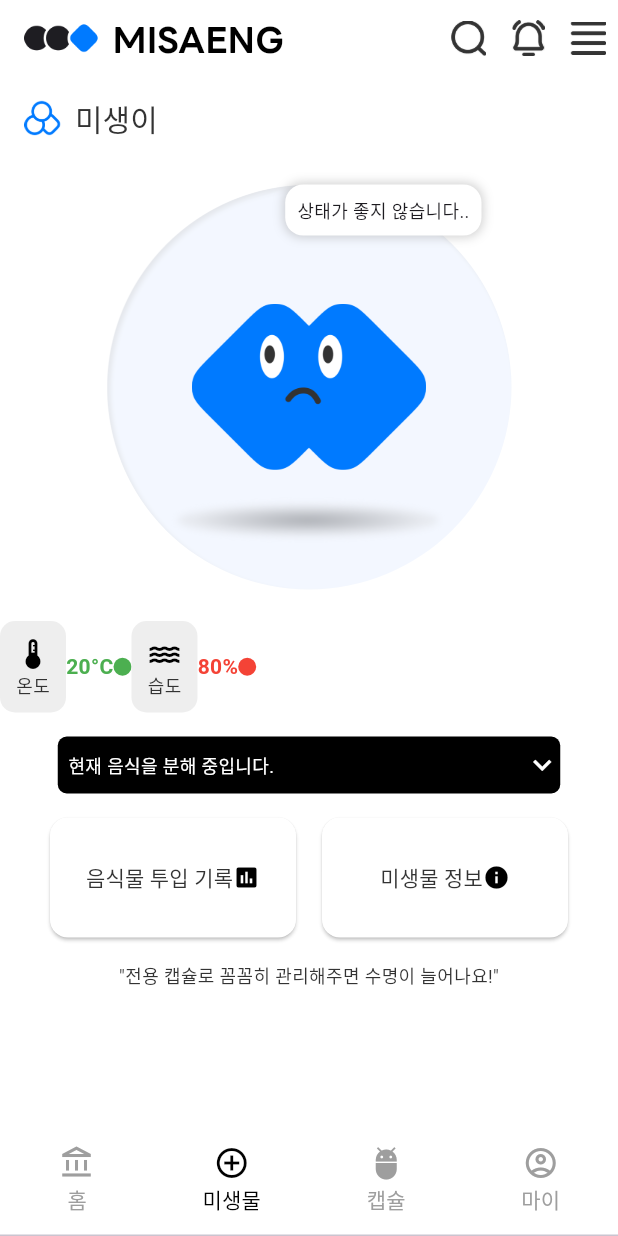
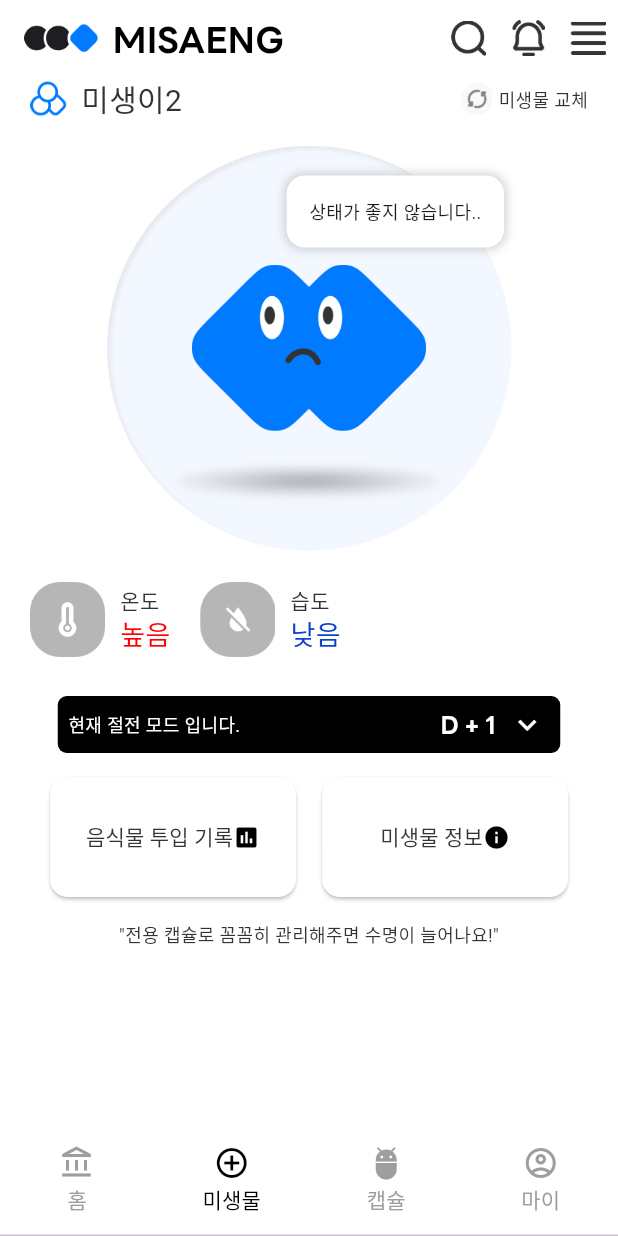
Before and after one commit to JiYeon-rhd/misaeng, a Flutter app: the screen it shows after launch, item 2 of the bottom bar chosen, on a phone screen of 412 x 824 dp. Run offline on Flutter 3.47's test engine with Material 3 defaults, Android fonts, the phone set to English and light mode, and no system bars; our stand-ins replace flutter_spinkit; Roboto replaces fonts that are missing (LineKrBd, LineKrRg).

Commit message:
Design: 미생물 화면 화면 디자인

```diff
--- /dev/null
+++ b/lib/bar/top_bar_L2.dart
@@ -0,0 +1,33 @@
+import 'package:flutter/material.dart';
+
+class TopBarL2 extends StatelessWidget implements PreferredSizeWidget {
+  final String title;
+
+  // title은 필요에 따라 다르게 표시할 수 있도록 생성자 추가
+  const TopBarL2({Key? key, required this.title}) : super(key: key);
+
+  @override
+  Widget build(BuildContext context) {
+    return AppBar(
+      backgroundColor: const Color.fromARGB(255, 255, 255, 255),
+      elevation: 0,
+      title: Row(
+        mainAxisAlignment: MainAxisAlignment.start,
+        children: [
+          //SizedBox(width: -100),
+          Text(
+            title, // 페이지마다 다른 타이틀
+            style: TextStyle(
+              fontSize: 20,
+              color: Colors.black,
+              fontFamily: 'LineKrBd',
+            ),
+          ),
+        ],
+      ),
+    );
+  }
+
+  @override
+  Size get preferredSize => const Size.fromHeight(51); // AppBar 높이
+}
--- a/lib/main.dart
+++ b/lib/main.dart
@@ -21,21 +21,34 @@ class MyApp extends StatelessWidget {
   }
 }
 
-class MainApp extends StatelessWidget {
+class MainApp extends StatefulWidget {
   const MainApp({super.key});
 
   @override
+  _MainAppState createState() => _MainAppState();
+}
+
+class _MainAppState extends State<MainApp> with SingleTickerProviderStateMixin {
+  late TabController _tabController;
+
+  @override
+  void initState() {
+    super.initState();
+    _tabController = TabController(length: 4, vsync: this); // TabController 초기화
+  }
+
+
+  @override
   Widget build(BuildContext context) {
-    return DefaultTabController(
-      length: 4, // 탭의 개수
-      child: Scaffold(
+    return Scaffold(
       backgroundColor: Colors.white,
       appBar: TopBar(title: "MISAENG"), // 공통 AppBar
-        bottomNavigationBar: const TabBar(
+      bottomNavigationBar: TabBar(
+        controller: _tabController, // TabController 연결
         indicatorColor: Colors.transparent,
         labelColor: Colors.black,
         unselectedLabelColor: Colors.grey,
-          tabs: <Widget>[
+        tabs: const <Widget>[
           Tab(
             icon: Icon(Icons.account_balance_outlined),
             text: "홈",
@@ -54,15 +67,15 @@ class MainApp extends StatelessWidget {
           ),
         ],
       ),
-        body: const TabBarView(
-          children: <Widget>[
+      body: TabBarView(
+        controller: _tabController, // TabController 연결
+        children: [
           HomeTab(),
           MicrobeTab(),
           CapsuleTab(),
           MyTab(),
         ],
       ),
-      ),
     );
   }
 }
--- /dev/null
+++ b/lib/microbe_tab/foodwaste_input_record.dart
@@ -0,0 +1,19 @@
+// lib/pages/record_page.dart
+
+import 'package:flutter/material.dart';
+import 'package:misaeng/bar/top_bar_L2.dart';
+
+// 음식물 투입 기록 페이지
+class FoodWasteInputRecord extends StatelessWidget {
+  const FoodWasteInputRecord({super.key});
+
+  @override
+  Widget build(BuildContext context) {
+    return Scaffold(
+       backgroundColor: Colors.white,
+      appBar: TopBarL2(title: "음식물 투입 기록"), // 공통 AppBar
+      body:  Text("음식물 투입 기록"),
+
+    );
+  }
+}
--- /dev/null
+++ b/lib/microbe_tab/microbe_info.dart
@@ -0,0 +1,21 @@
+// lib/pages/info_page.dart
+
+import 'package:flutter/material.dart';
+import 'package:misaeng/bar/top_bar_L2.dart';
+
+
+// 미생물 정보 페이지
+class MicrobeInfo extends StatelessWidget {
+  const MicrobeInfo({super.key});
+
+  @override
+  Widget build(BuildContext context) {
+    return Scaffold(
+      backgroundColor: Colors.white,
+      appBar: TopBarL2(title: "미생물 정보"), // 공통 AppBar
+      body: Container(
+        child: Text("미생물 정보 페이지"),
+      ),
+    );
+  }
+}
--- a/lib/microbe_tab/microbe_tab.dart
+++ b/lib/microbe_tab/microbe_tab.dart
@@ -1,71 +1,97 @@
 import 'package:flutter/material.dart';
+import 'package:misaeng/microbe_tab/foodwaste_input_record.dart';
+import 'package:misaeng/microbe_tab/microbe_info.dart';
 
 class MicrobeTab extends StatefulWidget {
-  const MicrobeTab({super.key});
-
   @override
   State<MicrobeTab> createState() => _MicrobeTabState();
 }
 
 class _MicrobeTabState extends State<MicrobeTab> {
   bool isExpanded = false; // 음식 분해 상태를 펼칠지 여부
+  String microbeName = "미생이2"; // 미생물 별명
   String microbeState = "상태가 좋지 않습니다.."; // 미생이 상태
-  double humidity = 80.0; // 습도 (예시 데이터)
-  double temperature = 20.0; // 온도 (예시 데이터)
+  String temperatureStatus = "높음"; // (높음 / 적절 / 낮음 )
+  String humidityStatus = "낮음"; // (높음 / 적절 / 낮음 )
+  String foodProcessorStatus = "현재 절전 모드 입니다."; // 현재 음식물 처리기 모드
+  double humidity = 80.0; // 습도
+  double temperature = 20.0; // 온도
+  String foodWaste = "과다"; //  음식 투여량 (과다 / 적절)
+  String prohibitedFood = "없음"; // 금지 음식 (있음 / 없음)
 
   @override
   Widget build(BuildContext context) {
     return Scaffold(
       backgroundColor: Colors.white,
-      appBar: AppBar(
-        title: Row(
+      body: SingleChildScrollView(
+        child: Column(
           children: [
+            _buildMicrobeName(microbeName),
+            const SizedBox(height: 16),
+            // 미생이 캐릭터와 말풍선
+            _buildMicrobeStatus(),
+
+            const SizedBox(height: 21),
+            // 음처기 상태 요약
+            _buildFoodProcessorSummary(),
+
+            const SizedBox(height: 26),
+            // 음처기 상태 (온도, 습도, 음식 투여량, 금지 음식)
+            _buildFoodProcessorStatus(foodProcessorStatus),
+
+            const SizedBox(height: 16),
+            // 버튼: 음식물 투입 기록, 미생물 정보
+            _buildActionButtons(),
+            SizedBox(height: 16),
+
+            // 마지막 글자
+            _buildText('"전용 캡슐로 꼼꼼히 관리해주면 수명이 늘어나요!"', "LineKrRg", 12,
+                Color(0xFF333333))
+          ],
+        ),
+      ),
+    );
+  }
+
+  // 텍스트 위젯
+  Widget _buildText(
+      String text, String fontfamily, double fontsize, Color color) {
+    return Text(
+      text,
+      style: TextStyle(
+        fontFamily: fontfamily,
+        fontSize: fontsize,
+        color: color,
+      ),
+    );
+  }
+
+  // 미생물 이름과 미생물 교체
+  Row _buildMicrobeName(String microbeName) {
+    return Row(
+      mainAxisAlignment: MainAxisAlignment.spaceBetween,
+      children: [
+        Row(children: [
+          SizedBox(width: 20),
           Image.asset(
             'images/logo_misaeng.png',
             width: 25.98,
             height: 24.47,
           ),
           SizedBox(width: 8),
-            Text(
-              "미생이",
-              style: TextStyle(
-                color: Color(0xFF333333),
-                fontFamily: "LineKrBd",
-                fontSize: 20,
+          _buildText(microbeName, "LineKrBd", 20, Color(0xFF333333)),
+        ]),
+        Row(children: [
+          Image.asset(
+            'images/microbe_change.png',
+            width: 22,
+            height: 22,
           ),
-            ),
+          SizedBox(width: 4),
+          _buildText("미생물 교체", "LineKrRg", 12, Color(0xFF333333)),
+          SizedBox(width: 20),
+        ]),
       ],
-        ),
-        backgroundColor: Colors.white,
-        elevation: 0,
-        centerTitle: false,
-      ),
-      body: Column(
-        children: [
-          const SizedBox(height: 16),
-          // 미생이 캐릭터와 말풍선
-          _buildMicrobeStatus(),
-
-          // 미생물 상태 요약
-          const SizedBox(height: 21),
-          _buildMicrobeSummary(),
-          const SizedBox(height: 16),
-          // 온도/습도 상태 및 음식 분해 상태
-          _buildFoodDecompositionStatus(),
-          const SizedBox(height: 16),
-          // 버튼: 음식물 투입 기록, 미생물 정보
-          _buildActionButtons(),
-          SizedBox(height: 16),
-          const Text(
-            '"전용 캡슐로 꼼꼼히 관리해주면 수명이 늘어나요!"',
-            style: TextStyle(
-              fontFamily: "LineKrRg",
-              color: Color(0xFF333333),
-              fontSize: 12,
-            ),
-          ),
-        ],
-      ),
     );
   }
 
@@ -95,10 +121,10 @@ class _MicrobeTabState extends State<MicrobeTab> {
         ),
         // 말풍선
         Positioned(
-          top: 0,
-          right: 20,
+          top: 20,
+          right: 5,
           child: Container(
-            padding: const EdgeInsets.all(8),
+            padding: const EdgeInsets.all(15),
             decoration: BoxDecoration(
               color: Colors.white,
               borderRadius: BorderRadius.circular(12),
@@ -110,6 +136,7 @@ class _MicrobeTabState extends State<MicrobeTab> {
                 ),
               ],
             ),
+            alignment: Alignment.center,
             child: Text(
               textAlign: TextAlign.center, // 텍스트 중앙 정렬
               "$microbeState",
@@ -121,8 +148,59 @@ class _MicrobeTabState extends State<MicrobeTab> {
     );
   }
 
-  // 음식 분해 상태
-  Widget _buildFoodDecompositionStatus() {
+  // 미생물 상태 요약
+  Widget _buildFoodProcessorSummary() {
+    return Column(
+      children: [
+        // 온도 및 습도 상태
+        Row(
+          mainAxisAlignment: MainAxisAlignment.start,
+          children: [
+            _buildStatusColumnWithCircle(
+                "온도", "images/microbe_temperature.png", temperatureStatus),
+            _buildStatusColumnWithCircle(
+                "습도", "images/microbe_humidity.png", humidityStatus),
+          ],
+        ),
+      ],
+    );
+  }
+
+  // 미생물 상태 요약 공통 컬럼
+  Widget _buildStatusColumnWithCircle(
+      String label, String imagePath, String status) {
+    Color statusColor;
+    // 상태에 따라 색상 지정
+    if (status == "적절") {
+      statusColor = Color(0xFF333333);
+    } else if (status == "높음") {
+      statusColor = Color(0xFFFF0000);
+    } else {
+      statusColor = Color(0xFF0A42CF);
+    }
+    return Row(
+      children: [
+        SizedBox(width: 20),
+        // 이미지로 아이콘을 대체
+        Image.asset(
+          imagePath, // 이미지 경로를 넣습니다
+          width: 50, // 이미지 크기 조정
+          height: 50, // 이미지 크기 조정
+        ),
+        SizedBox(width: 10),
+        Column(
+          crossAxisAlignment: CrossAxisAlignment.start,
+          children: [
+            _buildText(label, "LineKrRg", 14, Color(0xFF333333)),
+            _buildText(status, "LineKrBd", 18, statusColor),
+          ],
+        ),
+      ],
+    );
+  }
+
+  // 음처기 정보 토글
+  Widget _buildFoodProcessorStatus(String foodProcessorStatus) {
     return InkWell(
       onTap: () {
         setState(() {
@@ -149,18 +227,20 @@ class _MicrobeTabState extends State<MicrobeTab> {
                 Row(
                   children: [
                     SizedBox(width: 7),
-                    const Text(
-                      "현재 음식을 분해 중입니다.",
-                      style: TextStyle(
-                          color: Colors.white,
-                          fontSize: 12,
-                          fontFamily: "LineKrBd"),
-                    ),
+                    _buildText(
+                        foodProcessorStatus, "LineKrBd", 12, Colors.white),
                   ],
                 ),
+                Row(
+                  children: [
+                    _buildText("D + 1", "LineEnBd", 16, Colors.white),
+                    SizedBox(width: 9),
                     Icon(
                       isExpanded ? Icons.expand_less : Icons.expand_more,
                       color: Colors.white,
+                    ),
+                    SizedBox(width: 10),
+                  ],
                 ),
               ],
             ),
@@ -190,8 +270,8 @@ class _MicrobeTabState extends State<MicrobeTab> {
                     _buildStatusColumn(
                         "온도", "${temperature.toStringAsFixed(0)}°C"),
                     _buildStatusColumn("습도", "${humidity.toStringAsFixed(0)}%"),
-                    _buildStatusColumn("음식 투여량", "없음"),
-                    _buildStatusColumn("금지 음식", "없음"),
+                    _buildStatusColumn("음식 투여량", foodWaste),
+                    _buildStatusColumn("금지 음식", prohibitedFood),
                   ],
                 ),
               ),
@@ -201,28 +281,50 @@ class _MicrobeTabState extends State<MicrobeTab> {
     );
   }
 
-  // 상태 컬럼 생성
-  Widget _buildStatusColumn(String label, String value) {
+  // 음처기 정보 공통 컬럼 생성
+  Widget _buildStatusColumn(String label, String status) {
+    Color statusColor = Color(0xFF333333);
+    // 음식 투여량, 금지 음식 상태에 따라 색상 지정
+    if (label == "음식 투여량" || label == "금지 음식") {
+      if (status == "과다" || status == "있음") {
+        statusColor = Color(0xFFFF0000);
+      } else {
+        statusColor = Color(0xFF333333);
+      }
+    }
+    // 온도
+    if (label == "온도") {
+      if (temperatureStatus == "적절") {
+        statusColor = Color(0xFF333333);
+      } else if (temperatureStatus == "높음") {
+        statusColor = Color(0xFFFF0000);
+      } else {
+        statusColor = Color(0xFF0A42CF);
+      }
+    }
+    // 습도
+    if (label == "습도") {
+      if (humidityStatus == "적절") {
+        statusColor = Color(0xFF333333);
+      } else if (humidityStatus == "높음") {
+        statusColor = Color(0xFFFF0000);
+      } else {
+        statusColor = Color(0xFF0A42CF);
+      }
+    }
+
     return Column(
       children: [
         SizedBox(height: 13),
-        Text(label,
-            style: const TextStyle(
-                color: Color(0xFF333333),
-                fontSize: 14,
-                fontFamily: "LineKrRg")),
+        _buildText(label, "LineKrRg", 14, Color(0xFF333333)),
         SizedBox(height: 11),
-        Text(value,
-            style: const TextStyle(
-                color: Color(0xFF333333),
-                fontSize: 18,
-                fontFamily: "LineKrBd")),
+        _buildText(status, "LineKrBd", 18, statusColor),
         SizedBox(height: 18),
       ],
     );
   }
 
-  // 액션 버튼
+  // 음식물 투입 기록, 미생물 정보 페이지 버튼
   Widget _buildActionButtons() {
     return Padding(
       padding: const EdgeInsets.symmetric(horizontal: 16),
@@ -233,42 +335,30 @@ class _MicrobeTabState extends State<MicrobeTab> {
             context,
             "음식물 투입 기록",
             Icons.insert_chart,
-            const RecordPage(),
+            _navigateToFoodWastePage,
           ),
           _buildActionButton(
             context,
             "미생물 정보",
             Icons.info,
-            const InfoPage(),
+            _navigateToInfoPage, // 미생물 정보 버튼 클릭 시 동작
           ),
         ],
       ),
     );
   }
 
-// 공통 버튼 생성
-  Widget _buildActionButton(
-      BuildContext context, String label, IconData icon, Widget page) {
+// 버튼 공통 디자인
+  Widget _buildActionButton(BuildContext context, String label, IconData icon,
+      VoidCallback onPressed) {
     return ElevatedButton.icon(
-      onPressed: () {
-        Navigator.push(
-          context,
-          MaterialPageRoute(builder: (context) => page),
-        );
-      },
+      onPressed: onPressed,
       label: Row(
         mainAxisAlignment: MainAxisAlignment.spaceBetween, // 아이콘과 텍스트를 양 끝에 배치
         crossAxisAlignment: CrossAxisAlignment.center, // 세로로 중앙 정렬
         children: [
           // 텍스트는 오른쪽에 배치
-          Text(
-            label,
-            style: const TextStyle(
-              color: Color(0xFF333333),
-              fontSize: 14,
-              fontFamily: "LineKrBd",
-            ),
-          ),
+          _buildText(label, "LineKrBd", 14, Color(0xFF333333)),
           // 아이콘을 왼쪽에 배치
           Icon(
             icon,
@@ -288,96 +378,19 @@ class _MicrobeTabState extends State<MicrobeTab> {
     );
   }
 
-  // 미생물 상태 요약
-  Widget _buildMicrobeSummary() {
-    return Column(
-      children: [
-        // 온도 및 습도 상태
-        Row(
-          mainAxisAlignment: MainAxisAlignment.start,
-          children: [
-            _buildStatusColumnWithCircle("온도",
-                "${temperature.toStringAsFixed(0)}°C", Icons.thermostat, "적절"),
-            _buildStatusColumnWithCircle(
-                "습도", "${humidity.toStringAsFixed(0)}%", Icons.water, "높음"),
-          ],
-        ),
-      ],
+  // 음식물 투입 기록 페이지로 이동하는 함수
+  void _navigateToFoodWastePage() {
+    Navigator.push(
+      context,
+      MaterialPageRoute(builder: (context) => const FoodWasteInputRecord()),
     );
   }
 
-  // 상태 컬럼 생성 + 상태에 따른 동그라미 색상
-  Widget _buildStatusColumnWithCircle(
-      String label, String value, IconData icon, String status) {
-    Color statusColor;
-
-    // 상태에 따라 색상 지정
-    if (status == "적절") {
-      statusColor = Colors.green;
-    } else if (status == "높음") {
-      statusColor = Colors.red;
-    } else {
-      statusColor = Colors.grey;
-    }
-
-    return Row(
-      children: [
-        // 아이콘과 텍스트를 세로로 배치
-        Container(
-          padding: const EdgeInsets.all(10),
-          decoration: BoxDecoration(
-            color: Colors.grey[200],
-            borderRadius: BorderRadius.circular(10),
-          ),
-          child: Column(
-            children: [
-              Icon(icon, color: Colors.black),
-              Text(
-                label,
-                style: const TextStyle(color: Color(0xFF333333), fontSize: 12),
-              ),
-            ],
-          ),
-        ),
-        const SizedBox(height: 5),
-        Text(
-          value,
-          style: TextStyle(
-              color: statusColor, fontSize: 14, fontWeight: FontWeight.bold),
-        ),
-        const SizedBox(height: 5),
-        // 상태를 나타내는 동그라미
-        CircleAvatar(
-          radius: 6,
-          backgroundColor: statusColor,
-        ),
-      ],
+  // 음식물 투입 기록 페이지로 이동하는 함수
+  void _navigateToInfoPage() {
+    Navigator.push(
+      context,
+      MaterialPageRoute(builder: (context) => const MicrobeInfo()),
     );
   }
 }
-
-// 음식물 투입 기록 페이지
-class RecordPage extends StatelessWidget {
-  const RecordPage({super.key});
-
-  @override
-  Widget build(BuildContext context) {
-    return Scaffold(
-      appBar: AppBar(title: const Text("음식물 투입 기록")),
-      body: const Center(child: Text("음식물 투입 기록 페이지")),
-    );
-  }
-}
-
-// 미생물 정보 페이지
-class InfoPage extends StatelessWidget {
-  const InfoPage({super.key});
-
-  @override
-  Widget build(BuildContext context) {
-    return Scaffold(
-      appBar: AppBar(title: const Text("미생물 정보")),
-      body: const Center(child: Text("미생물 정보 페이지")),
-    );
-  }
-}
--- a/lib/device/register_screen.dart
+++ b/lib/register/register_screen.dart
@@ -1,8 +1,8 @@
 import 'package:flutter/material.dart';
 import 'package:misaeng/bar/register_top_bar.dart';
-import 'package:misaeng/device/register_device.dart';
-import 'package:misaeng/device/register_microbe.dart';
-import 'package:misaeng/device/register_name.dart';
+import 'package:misaeng/register/register_device.dart';
+import 'package:misaeng/register/register_microbe.dart';
+import 'package:misaeng/register/register_name.dart';
 import 'package:misaeng/main.dart';
 
 class RegisterScreen extends StatefulWidget {
--- a/pubspec.yaml
+++ b/pubspec.yaml
@@ -97,6 +97,11 @@ flutter:
     - images/logo_misaeng.png
     - images/microbe_background.png
     - images/microbe_bad.png
+    - images/microbe_bad.png
+    - images/microbe_humidity.png
+    - images/microbe_temperature.png
+    - images/microbe_change.png
+
   # An image asset can refer to one or more resolution-specific "variants", see
   # https://flutter.dev/to/resolution-aware-images
 
```
Also changed, not shown: images/microbe_change.png (added), images/microbe_humidity.png (renamed from images/misaeng_humidity.png), images/microbe_temperature.png (renamed from images/misaeng_temperature.png), lib/bar/navi_bar.dart (deleted), lib/register/register_device.dart (renamed from lib/device/register_device.dart), lib/register/register_microbe.dart (renamed from lib/device/register_microbe.dart), lib/register/register_name.dart (renamed from lib/device/register_name.dart). Lines whose indentation alone changed are shown as unchanged.
